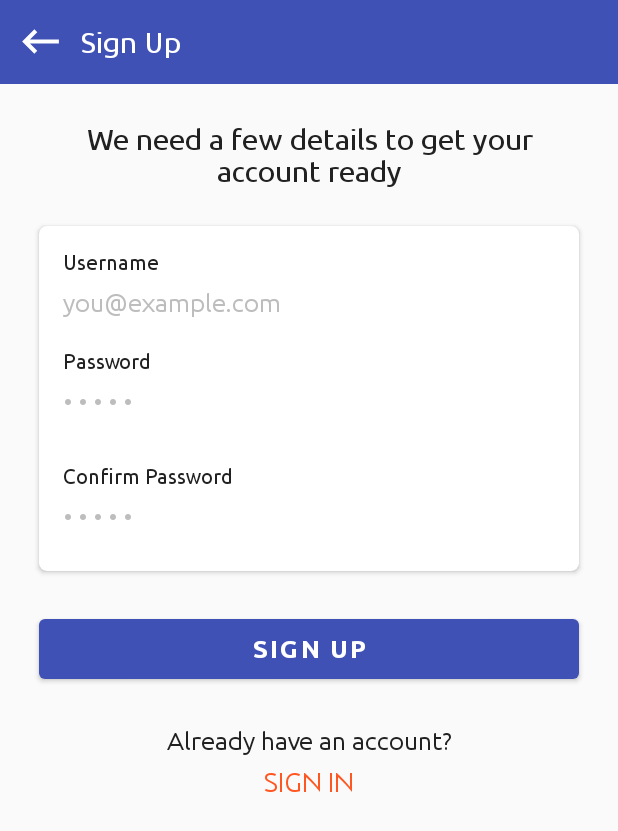
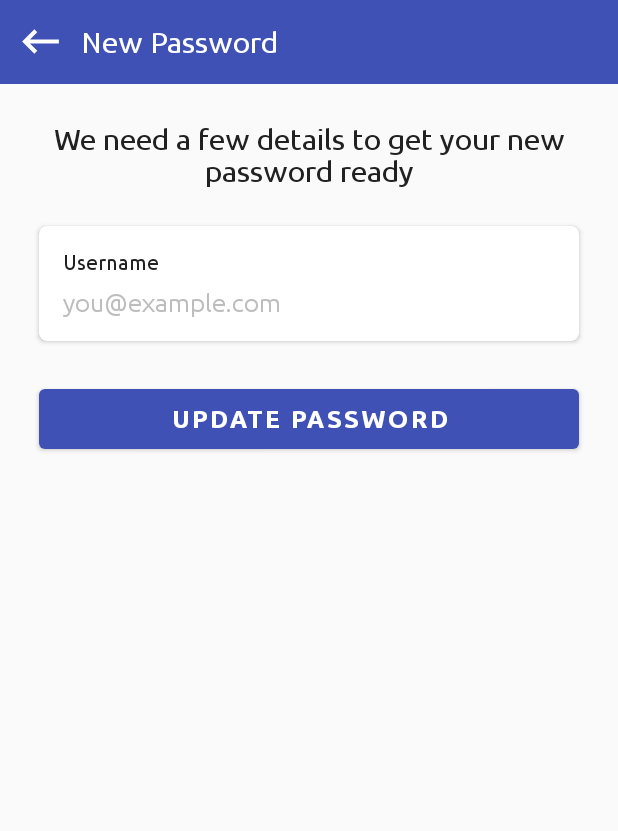
Before and after one commit to ruhul1995/TopDocTest, an Android app: the layout activity_reset_password.xml on its own in the app's theme, with its tools: preview values and no code run, on a phone screen of 412 x 824 dp. Shown: the top 831 px of the screen. Run offline under Robolectric (Android 15) with nearby library versions, the phone set to English and light mode, and no system bars.

```diff
--- a/app/src/main/AndroidManifest.xml
+++ b/app/src/main/AndroidManifest.xml
@@ -27,6 +27,10 @@
             android:windowSoftInputMode="adjustResize"
             android:screenOrientation="portrait"/>
 
+        <activity android:name=".ResetPasswordActivity"
+            android:windowSoftInputMode="adjustResize"
+            android:screenOrientation="portrait"/>
+
         <activity android:name=".MainActivity"
             android:screenOrientation="portrait"/>
     </application>
--- a/app/src/main/java/com/example/topdoctest/SignUpActivity.java
+++ b/app/src/main/java/com/example/topdoctest/SignUpActivity.java
@@ -63,10 +63,6 @@ public class SignUpActivity extends AppCompatActivity {
         String pwd = inputPassword.getText().toString();
         String cpwd = inputConfirmPassword.getText().toString();
 
-        /*if(username.isEmpty() || username.length() <=5)
-        {
-            showError(inputUserName,"Your username is not valid");
-        }*/
         if(emailID.isEmpty() || !emailID.contains("@"))
         {
             showError(inputEmail,"Your username is not valid");
@@ -82,7 +78,7 @@ public class SignUpActivity extends AppCompatActivity {
         else
         {
             mLoadBar.setTitle("Registeration");
-            mLoadBar.setMessage("Please wait while checking your credential");
+            mLoadBar.setMessage("Please wait... Adding your credential to database");
             mLoadBar.setCanceledOnTouchOutside(false);
             mLoadBar.show();
 
--- a/app/src/main/res/layout/activity_sign_up.xml
+++ b/app/src/main/res/layout/activity_reset_password.xml
@@ -19,7 +19,7 @@
         app:layout_constraintTop_toTopOf="parent">
 
         <ImageView
-            android:id="@+id/imageback"
+            android:id="@+id/imagebackIv"
             android:layout_width="@dimen/_25sdp"
             android:layout_height="@dimen/_25sdp"
             android:contentDescription="@string/app_name"
@@ -32,7 +32,7 @@
             android:layout_marginStart="@dimen/_8sdp"
             android:fontFamily="@font/ubuntu_regular"
             android:includeFontPadding="false"
-            android:text="@string/sign_up"
+            android:text="@string/new_password"
             android:textColor="@color/colorTextIcons"
             android:textSize="@dimen/_15ssp"/>
     </LinearLayout>
@@ -56,7 +56,7 @@
                 android:fontFamily="@font/ubuntu_regular"
                 android:gravity="center"
                 android:includeFontPadding="false"
-                android:text="@string/we_need_a_few_details_to_get_your_account_ready"
+                android:text="@string/we_need_a_few_details_to_get_your_new_password_ready"
                 android:textColor="@color/colorPrimaryText"
                 android:textSize="@dimen/_15ssp"/>
 
@@ -85,7 +85,7 @@
                         android:textSize="@dimen/_11ssp"/>
 
                     <EditText
-                        android:id="@+id/inputEmail"
+                        android:id="@+id/inputEmailEt"
                         android:layout_width="match_parent"
                         android:layout_height="@dimen/_30sdp"
                         android:layout_marginStart="@dimen/_8sdp"
@@ -101,107 +101,23 @@
                         android:textColorHint="@color/colorHintText"
                         android:textSize="@dimen/_13ssp" />
 
-                    <TextView
-                        android:layout_width="match_parent"
-                        android:layout_height="wrap_content"
-                        android:layout_marginStart="@dimen/_8sdp"
-                        android:layout_marginTop="@dimen/_8sdp"
-                        android:layout_marginEnd="@dimen/_8sdp"
-                        android:fontFamily="@font/ubuntu_regular"
-                        android:includeFontPadding="false"
-                        android:text="@string/password"
-                        android:textColor="@color/colorPrimaryText"
-                        android:textSize="@dimen/_11ssp"/>
-
-                    <EditText
-                        android:id="@+id/inputPassword"
-                        android:layout_width="match_parent"
-                        android:layout_height="@dimen/_30sdp"
-                        android:layout_marginStart="@dimen/_8sdp"
-                        android:layout_marginEnd="@dimen/_8sdp"
-                        android:layout_marginBottom="@dimen/_8sdp"
-                        android:background="@null"
-                        android:fontFamily="@font/ubuntu_regular"
-                        android:hint="@string/password_hint"
-                        android:imeOptions="actionNext"
-                        android:importantForAutofill="no"
-                        android:inputType="textPassword"
-                        android:includeFontPadding="false"
-                        android:textColor="@color/colorPrimaryText"
-                        android:textColorHint="@color/colorHintText"
-                        android:textSize="@dimen/_13ssp"/>
-
-                    <TextView
-                        android:layout_width="match_parent"
-                        android:layout_height="wrap_content"
-                        android:layout_marginStart="@dimen/_8sdp"
-                        android:layout_marginTop="@dimen/_8sdp"
-                        android:layout_marginEnd="@dimen/_8sdp"
-                        android:fontFamily="@font/ubuntu_regular"
-                        android:includeFontPadding="false"
-                        android:text="@string/confirm_password"
-                        android:textColor="@color/colorPrimaryText"
-                        android:textSize="@dimen/_11ssp"/>
-
-                    <EditText
-                        android:id="@+id/inputConfirmPassword"
-                        android:layout_width="match_parent"
-                        android:layout_height="@dimen/_30sdp"
-                        android:layout_marginStart="@dimen/_8sdp"
-                        android:layout_marginEnd="@dimen/_8sdp"
-                        android:layout_marginBottom="@dimen/_8sdp"
-                        android:background="@null"
-                        android:fontFamily="@font/ubuntu_regular"
-                        android:hint="@string/password_hint"
-                        android:imeOptions="actionNext"
-                        android:importantForAutofill="no"
-                        android:inputType="textPassword"
-                        android:includeFontPadding="false"
-                        android:textColor="@color/colorPrimaryText"
-                        android:textColorHint="@color/colorHintText"
-                        android:textSize="@dimen/_13ssp"/>
-
-
 
                 </LinearLayout>
+
             </androidx.cardview.widget.CardView>
+
             <com.google.android.material.button.MaterialButton
-                android:id="@+id/buttonSignUp"
+                android:id="@+id/buttonUpdatePassword"
                 android:layout_width="match_parent"
                 android:layout_height="@dimen/_40sdp"
                 android:layout_marginStart="@dimen/_20sdp"
                 android:layout_marginEnd="@dimen/_20sdp"
                 android:fontFamily="@font/ubuntu_bold"
                 android:includeFontPadding="false"
-                android:text="@string/sign_up"
+                android:text="@string/update_password"
                 android:textColor="@color/colorTextIcons"
                 android:textSize="@dimen/_13ssp"
                 app:layout_constraintTop_toBottomOf="@id/cardSignIn"/>
-
-            <TextView
-                android:layout_width="match_parent"
-                android:layout_height="wrap_content"
-                android:layout_marginTop="@dimen/_20sdp"
-                android:fontFamily="@font/ubuntu_regular"
-                android:gravity="center"
-                android:includeFontPadding="false"
-                android:text="@string/already_have_an_account"
-                android:textSize="@dimen/_13ssp"
-                android:textColor="@color/colorPrimaryText"/>
-            <TextView
-                android:id="@+id/textSignIn"
-                android:layout_width="match_parent"
-                android:layout_height="wrap_content"
-                android:layout_marginBottom="@dimen/_20sdp"
-                android:fontFamily="@font/ubuntu_regular"
-                android:gravity="center"
-                android:includeFontPadding="false"
-                android:padding="@dimen/_6sdp"
-                android:text="@string/sign_in"
-                android:textAllCaps="true"
-                android:textColor="@color/colorAccent"
-                android:textSize="@dimen/_14ssp"
-                app:layout_constraintBottom_toBottomOf="parent"/>
 
         </LinearLayout>
 
--- a/app/src/main/res/values/strings.xml
+++ b/app/src/main/res/values/strings.xml
@@ -5,15 +5,19 @@
     <string name="Login_Page">Login Page</string>
     <string name="email">Email</string>
     <string name="password">Password</string>
+    <string name="new_password">New Password</string>
     <string name="password_hint">• • • • •</string>
     <string name="sign_in">Sign In</string>
     <string name="don_t_have_an_account">Don\'t\ have \ an \ account?</string>
     <string name="we_need_a_few_details_to_get_your_account_ready">We need a few details to get your account ready</string>
+    <string name="we_need_a_few_details_to_get_your_new_password_ready">We need a few details to get your new password ready </string>
     <string name="john">John</string>
     <string name="user_name">Username</string>
     <!--<string name="last_name">Last Name</string>-->
     <string name="terry">Terry</string>
     <string name="confirm_password">Confirm Password</string>
     <string name="sign_up">Sign Up</string>
+    <string name="update_password">Update Password</string>
     <string name="already_have_an_account">Already have an account?</string>
+    <string name="forgot_your_password">forgot password</string>
 </resources>
```
Also changed, not shown: app/src/main/java/com/example/topdoctest/ResetPasswordActivity.java (added, +67 -0 lines), app/src/main/java/com/example/topdoctest/SignInActivity.java (+6 -2 lines), app/src/main/res/layout/activity_sign_in.xml (+17 -1 lines).
